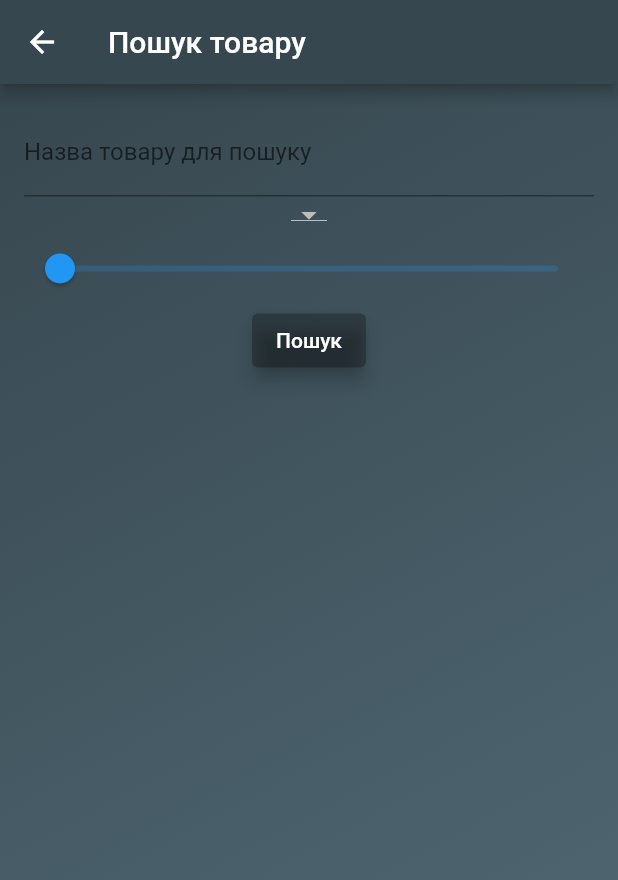
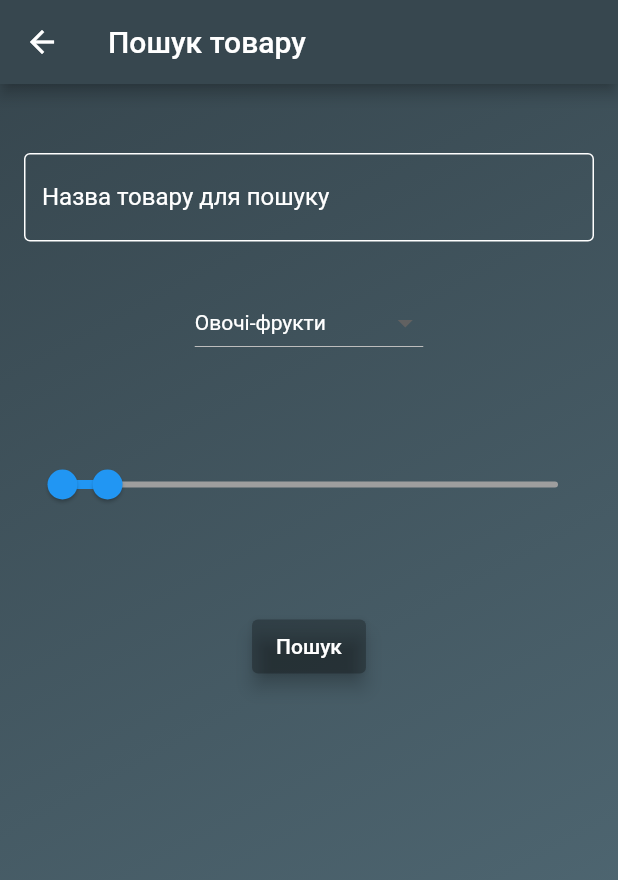
Before and after one commit to Serhii-V/my_site, a Flutter app: the SearchProductScreen screen opened directly, on a phone screen of 412 x 824 dp. Shown: the top 880 px of the screen. Run offline on Flutter 3.47's test engine with Material 2 defaults, Android fonts, the light colour scheme and no system bars.

Commit message:
added dropdown items

```diff
--- a/lib/network_information_technologies/lab_1/search_product_screen.dart
+++ b/lib/network_information_technologies/lab_1/search_product_screen.dart
@@ -1,7 +1,24 @@
 import 'package:flutter/material.dart';
 
-class SearchProductScreen extends StatelessWidget {
+class SearchProductScreen extends StatefulWidget {
   const SearchProductScreen({super.key});
+
+  @override
+  State<StatefulWidget> createState() => SearchProductScreenState();
+}
+
+class SearchProductScreenState extends State<SearchProductScreen> {
+  String selectedSubject = 'Овочі-фрукти';
+
+  List<String> subjects = [
+    'Овочі-фрукти',
+    'Молочна продукція',
+    'М\'яо',
+    'Хліб',
+    'Напої'
+  ];
+
+  RangeValues _sliderValues = const RangeValues(20, 200);
 
   @override
   Widget build(BuildContext context) {
@@ -21,20 +38,66 @@ class SearchProductScreen extends StatelessWidget {
         padding: const EdgeInsets.all(16.0),
         child: Column(
           children: [
+            const SizedBox(height: 30.0),
             TextFormField(
-              decoration:
-                  const InputDecoration(labelText: 'Назва товару для пошуку'),
+              decoration: InputDecoration(
+                labelText: 'Назва товару для пошуку',
+                labelStyle: const TextStyle(color: Colors.white),
+                hintText: 'Введіть назву товару для пошуку',
+                hintStyle: TextStyle(color: Colors.grey[300]),
+                enabledBorder: const OutlineInputBorder(
+                  borderSide: BorderSide(color: Colors.white),
+                ),
+                focusedBorder: const OutlineInputBorder(
+                  borderSide: BorderSide(color: Colors.grey),
+                ),
+              ),
+              style: const TextStyle(color: Colors.white),
             ),
-            DropdownButton(
-              items: [], // додайте власні елементи
-              onChanged: (value) {},
+            const SizedBox(height: 30.0),
+            DropdownButton<String>(
+              value: selectedSubject,
+              onChanged: (String? newValue) {
+                setState(() {
+                  if (newValue != null) {
+                    selectedSubject = newValue;
+                  }
+                });
+              },
+              items: subjects.map<DropdownMenuItem<String>>((String value) {
+                return DropdownMenuItem<String>(
+                  value: value,
+                  child: Text(
+                    value,
+                    style: const TextStyle(
+                      color: Colors.white,
+                    ),
+                  ),
+                );
+              }).toList(),
+              style: const TextStyle(
+                color: Colors.red,
+              ),
+              dropdownColor: Colors.white30,
             ),
-            Slider(
-              value: 0,
-              onChanged: (value) {},
-              min: 0,
-              max: 100,
+            const SizedBox(height: 60.0),
+            RangeSlider(
+              values: _sliderValues,
+              onChanged: (RangeValues values) {
+                setState(() {
+                  _sliderValues = values;
+                });
+              },
+              labels: RangeLabels(
+                _sliderValues.start.toString(),
+                _sliderValues.end.toString(),
+              ),
+              min: 10,
+              max: 2000,
+              activeColor: Colors.blue, // колір активного діапазону
+              inactiveColor: Colors.grey, // колір неактивного діапазону
             ),
+            const SizedBox(height: 60.0),
             ElevatedButton(
               style: ElevatedButton.styleFrom(
                 backgroundColor: Colors.black26,
```
